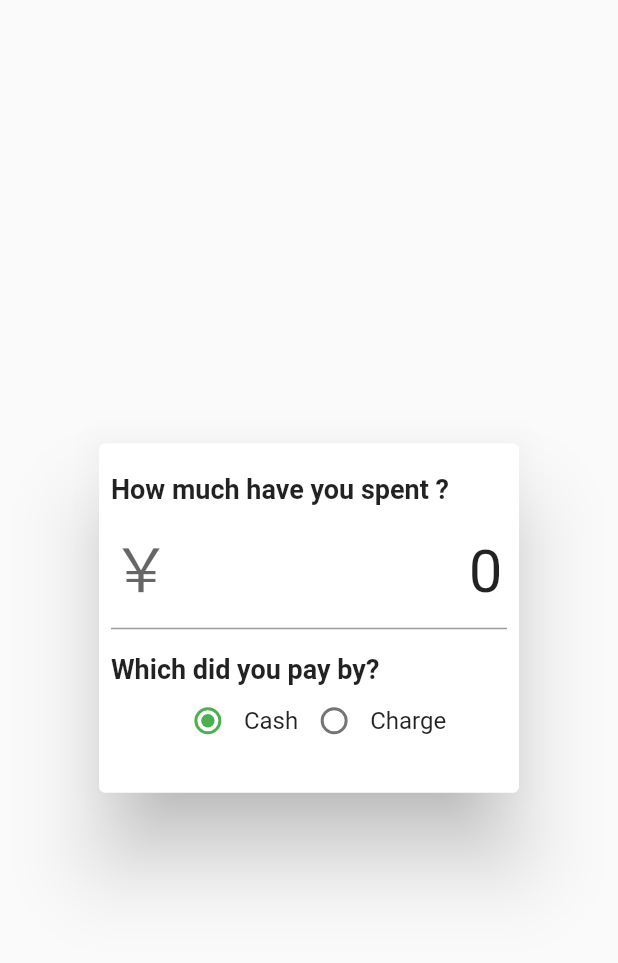
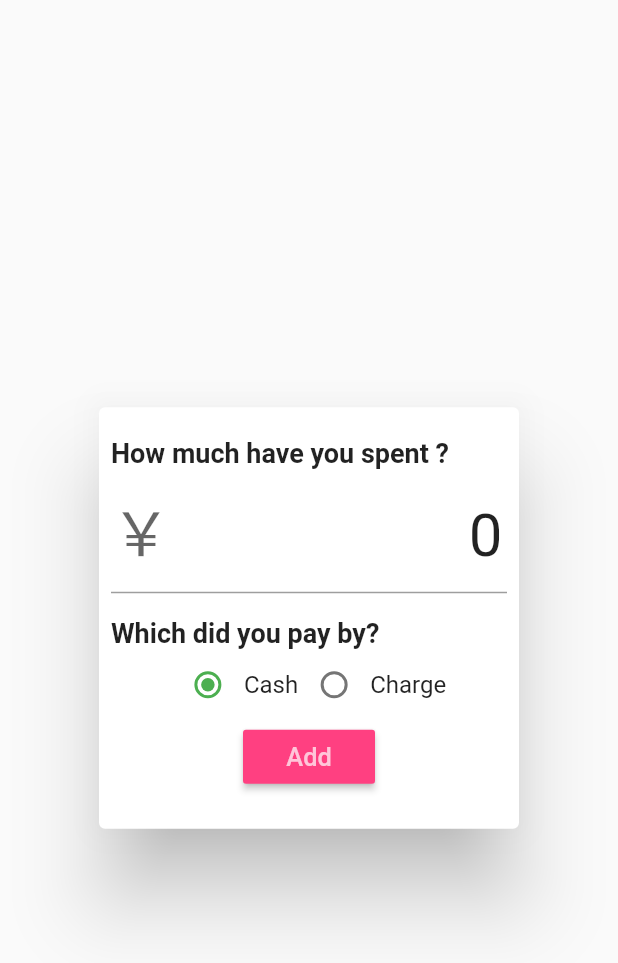
Before and after one commit to deadcheat/manemo, a Flutter app: the ManemoReceiptDialog widget shown alone on an empty page, opened directly, on a phone screen of 412 x 824 dp. Shown: the top 963 px of the screen. Run offline on Flutter 3.47's test engine with Material 2 defaults, Android fonts, the phone set to English and light mode, and no system bars.

Commit message:
added submit button

```diff
--- a/lib/dialog.dart
+++ b/lib/dialog.dart
@@ -131,8 +131,23 @@ class _ManemoReceiptDialogState extends State<ManemoReceiptDialog> {
                   ),
                 ],
               ),
+              calculateButton()
             ],
           ))
     ]);
   }
+
+  RaisedButton calculateButton() {
+    return RaisedButton(
+      onPressed: _calculator,
+      color: Colors.pinkAccent,
+      child: Text(
+        'Add',
+        style: TextStyle(fontSize: 16.9),
+      ),
+      textColor: Colors.white70,
+    );
+  }
+
+  void _calculator() {}
 }
```
